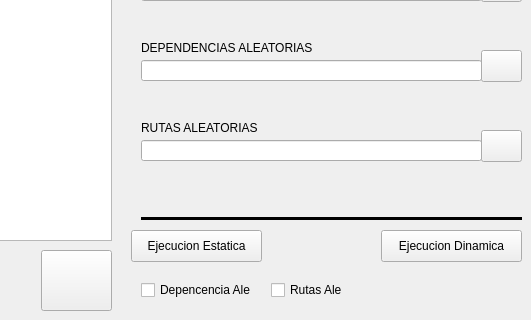
The window that deskapp/ui_files/main_window.ui (SatoshiKiddo/Pasantia---Pruebas-C-E-Web) describes before a commit, drawn with Qt 5; both pictures show x 269 to 800 and y 380 to 700 of the 800 by 700 pixel window.
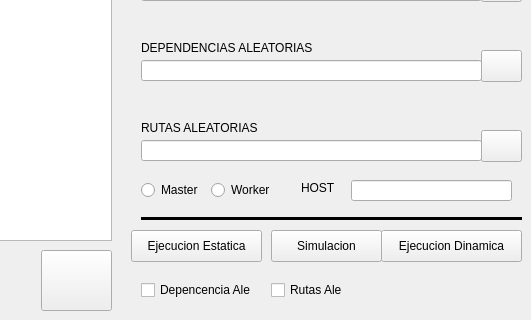
The same window after the commit. Icons and pictures are not drawn.

Commit message: Finalizacion de aplicacion de despliegue junto a simulacion de usuarios

```diff
--- a/deskapp/ui_files/main_window.ui
+++ b/deskapp/ui_files/main_window.ui
@@ -675,6 +675,82 @@
     </size>
    </property>
   </widget>
+  <widget class="QRadioButton" name="radioButtonMaster">
+   <property name="geometry">
+    <rect>
+     <x>410</x>
+     <y>560</y>
+     <width>100</width>
+     <height>20</height>
+    </rect>
+   </property>
+   <property name="text">
+    <string>Master</string>
+   </property>
+  </widget>
+  <widget class="QRadioButton" name="radioButtonWorker">
+   <property name="geometry">
+    <rect>
+     <x>480</x>
+     <y>560</y>
+     <width>100</width>
+     <height>20</height>
+    </rect>
+   </property>
+   <property name="text">
+    <string>Worker</string>
+   </property>
+  </widget>
+  <widget class="QLineEdit" name="HOST_MASTER">
+   <property name="geometry">
+    <rect>
+     <x>620</x>
+     <y>560</y>
+     <width>161</width>
+     <height>21</height>
+    </rect>
+   </property>
+  </widget>
+  <widget class="QLabel" name="HOST_MASTER_LABEL">
+   <property name="geometry">
+    <rect>
+     <x>570</x>
+     <y>560</y>
+     <width>41</width>
+     <height>16</height>
+    </rect>
+   </property>
+   <property name="text">
+    <string>HOST</string>
+   </property>
+  </widget>
+  <widget class="QPushButton" name="SimulationExecution">
+   <property name="geometry">
+    <rect>
+     <x>540</x>
+     <y>610</y>
+     <width>111</width>
+     <height>32</height>
+    </rect>
+   </property>
+   <property name="styleSheet">
+    <string notr="true">
+QPushButton:hover
+{
+	border-style: solid;
+   	background-color:#bbdefb;
+
+}
+
+QPushButton:pressed
+{
+	 	background-color:#0069c0;
+}</string>
+   </property>
+   <property name="text">
+    <string>Simulacion</string>
+   </property>
+  </widget>
  </widget>
  <resources/>
  <connections/>
```
The commit also changes 6 other files.
